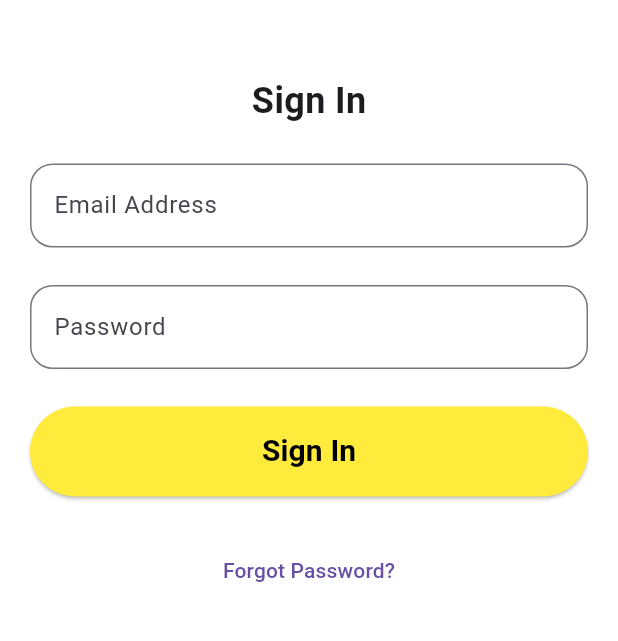
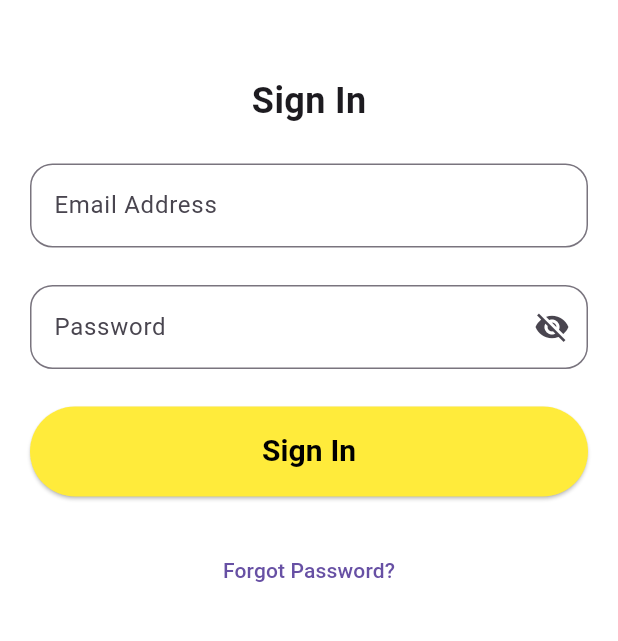
Before and after one commit to BinodPerera/HelaFix, a Flutter app: the screen it shows after launch, after a tap on "Login Page", on a phone screen of 412 x 824 dp, the part 84-725 px from its top. Run offline on Flutter 3.47's test engine with Material 3 defaults, Android fonts, the phone set to English and light mode, and no system bars.

Commit message:
login form password visibile icon

```diff
--- a/helafix_mobile_app/lib/pages/login.dart
+++ b/helafix_mobile_app/lib/pages/login.dart
@@ -57,10 +57,19 @@ class Login extends StatelessWidget{
             SizedBox( height: 25),
 
             TextField(
+              obscureText: true,
               decoration: InputDecoration(
                 hintText: "Password",
                 border: OutlineInputBorder(
                   borderRadius: BorderRadius.circular(15.0), // Rounded corners
+                ),
+                suffixIcon: IconButton(
+                  icon: Icon(
+                    Icons.visibility_off,
+                  ),
+                  onPressed: () {
+                    null;
+                  },
                 ),
               ),
             ),
```
